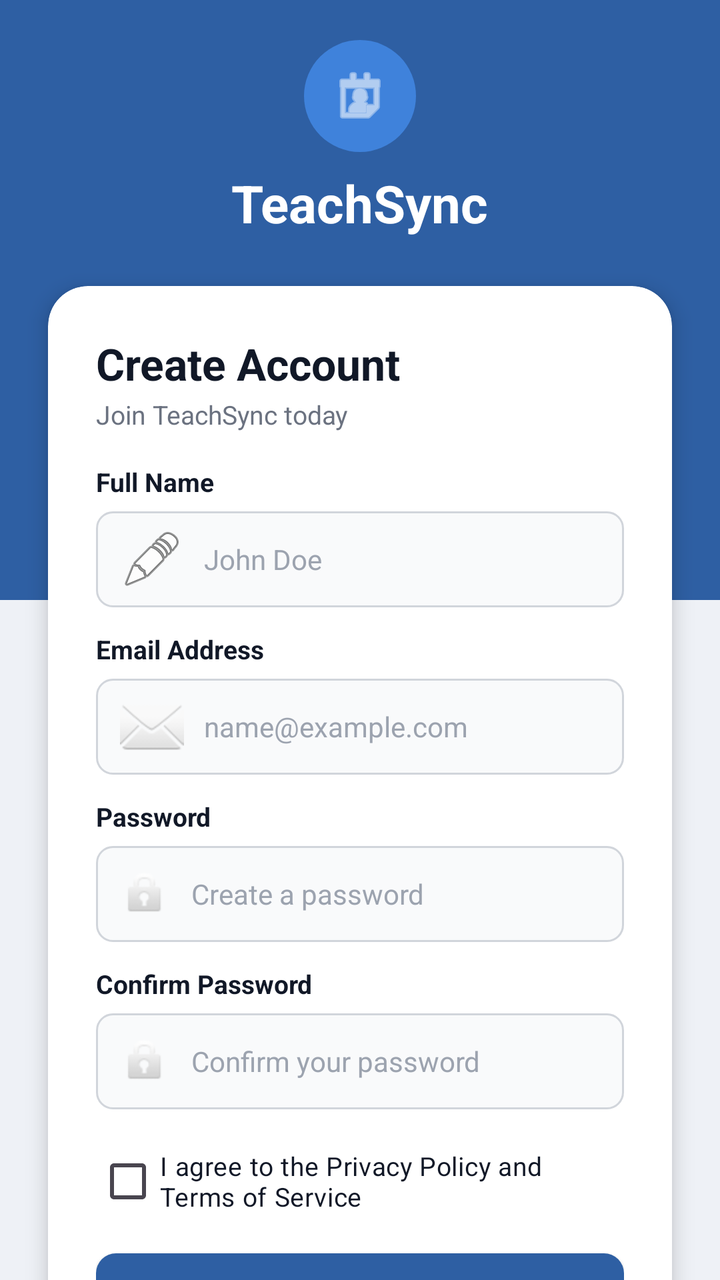
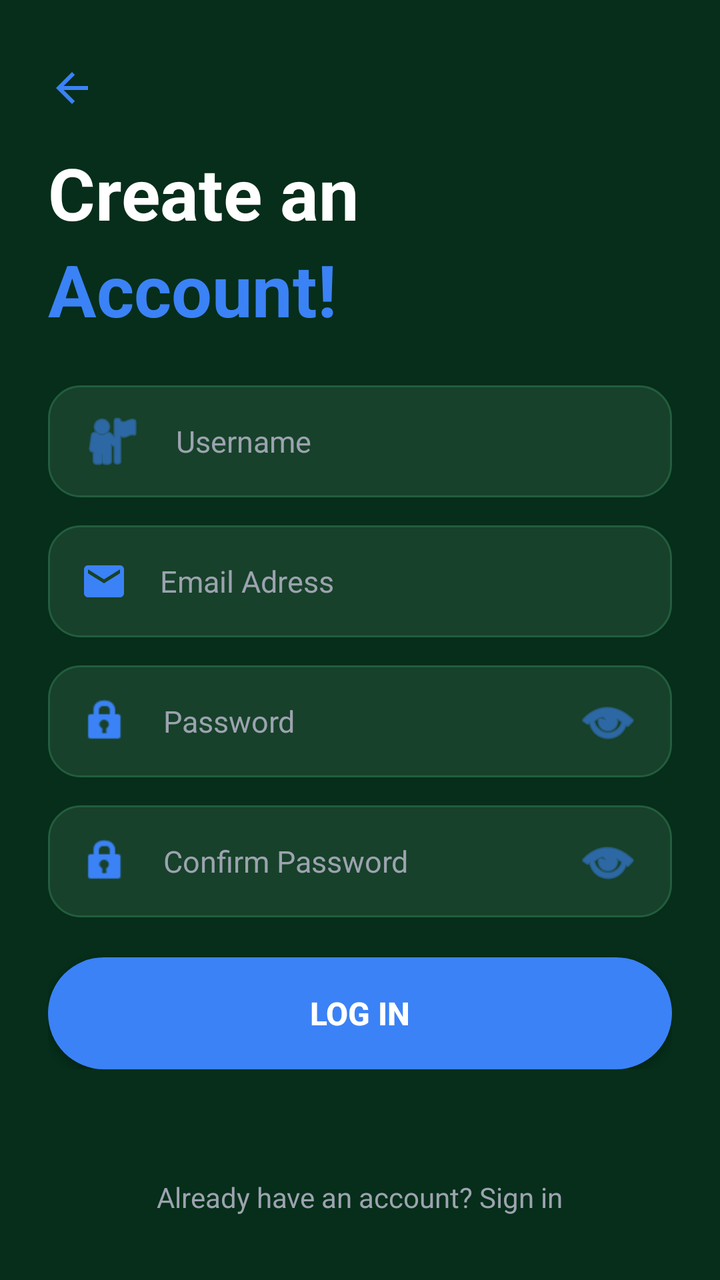

Screens rendered from an Android XML layout before and after an edit, with the pre-edit source and the edit as a unified diff.
<!-- AndroidManifest.xml: application theme Theme.AssistAi -->
<!-- res/layout/activity_signup.xml -->
<?xml version="1.0" encoding="utf-8"?>
<androidx.constraintlayout.widget.ConstraintLayout
    xmlns:android="http://schemas.android.com/apk/res/android"
    xmlns:app="http://schemas.android.com/apk/res-auto"
    xmlns:tools="http://schemas.android.com/tools"
    android:id="@+id/main"
    android:layout_width="match_parent"
    android:layout_height="match_parent"
    android:background="#EEF1F6"
    tools:context=".SignUpActivity">

    
    <View
        android:id="@+id/headerBg"
        android:layout_width="match_parent"
        android:layout_height="300dp"
        android:background="#2E5FA3"
        app:layout_constraintTop_toTopOf="parent"
        app:layout_constraintStart_toStartOf="parent"
        app:layout_constraintEnd_toEndOf="parent" />

    
    <ImageView
        android:id="@+id/logoIcon"
        android:layout_width="56dp"
        android:layout_height="56dp"
        android:layout_marginTop="20dp"
        android:background="@drawable/bg_logo"
        android:padding="12dp"
        android:src="@android:drawable/ic_menu_my_calendar"
        app:tint="#FFFFFF"
        app:layout_constraintTop_toTopOf="parent"
        app:layout_constraintStart_toStartOf="parent"
        app:layout_constraintEnd_toEndOf="parent" />

    
    <TextView
        android:id="@+id/appName"
        android:layout_width="wrap_content"
        android:layout_height="wrap_content"
        android:layout_marginTop="8dp"
        android:text="TeachSync"
        android:textColor="#FFFFFF"
        android:textSize="26sp"
        android:textStyle="bold"
        app:layout_constraintTop_toBottomOf="@id/logoIcon"
        app:layout_constraintStart_toStartOf="parent"
        app:layout_constraintEnd_toEndOf="parent" />

    
    <com.google.android.material.card.MaterialCardView
        android:id="@+id/signupCard"
        android:layout_width="0dp"
        android:layout_height="wrap_content"
        android:layout_marginHorizontal="24dp"
        android:layout_marginTop="24dp"
        app:cardCornerRadius="20dp"
        app:cardElevation="6dp"
        app:cardBackgroundColor="#FFFFFF"
        app:strokeWidth="0dp"
        app:layout_constraintTop_toBottomOf="@id/appName"
        app:layout_constraintStart_toStartOf="parent"
        app:layout_constraintEnd_toEndOf="parent">

        <LinearLayout
            android:layout_width="match_parent"
            android:layout_height="wrap_content"
            android:orientation="vertical"
            android:padding="24dp">

            <TextView
                android:layout_width="wrap_content"
                android:layout_height="wrap_content"
                android:text="Create Account"
                android:textColor="#111827"
                android:textSize="22sp"
                android:textStyle="bold" />

            <TextView
                android:layout_width="wrap_content"
                android:layout_height="wrap_content"
                android:layout_marginTop="2dp"
                android:text="Join TeachSync today"
                android:textColor="#6B7280"
                android:textSize="13sp" />

            
            <TextView
                android:layout_width="wrap_content"
                android:layout_height="wrap_content"
                android:layout_marginTop="16dp"
                android:text="Full Name"
                android:textColor="#111827"
                android:textSize="13sp"
                android:textStyle="bold" />

            <EditText
                android:id="@+id/etFullName"
                android:layout_width="match_parent"
                android:layout_height="48dp"
                android:layout_marginTop="6dp"
                android:background="@drawable/bg_input"
                android:drawableStart="@android:drawable/ic_menu_edit"
                android:drawablePadding="10dp"
                android:hint="John Doe"
                android:inputType="textPersonName"
                android:paddingHorizontal="12dp"
                android:textColor="#111827"
                android:textColorHint="#9CA3AF"
                android:textSize="14sp" />

            
            <TextView
                android:layout_width="wrap_content"
                android:layout_height="wrap_content"
                android:layout_marginTop="12dp"
                android:text="Email Address"
                android:textColor="#111827"
                android:textSize="13sp"
                android:textStyle="bold" />

            <EditText
                android:id="@+id/etEmail"
                android:layout_width="match_parent"
                android:layout_height="48dp"
                android:layout_marginTop="6dp"
                android:background="@drawable/bg_input"
                android:drawableStart="@android:drawable/ic_dialog_email"
                android:drawablePadding="10dp"
                android:hint="name@example.com"
                android:inputType="textEmailAddress"
                android:paddingHorizontal="12dp"
                android:textColor="#111827"
                android:textColorHint="#9CA3AF"
                android:textSize="14sp" />

            
            <TextView
                android:layout_width="wrap_content"
                android:layout_height="wrap_content"
                android:layout_marginTop="12dp"
                android:text="Password"
                android:textColor="#111827"
                android:textSize="13sp"
                android:textStyle="bold" />

            <EditText
                android:id="@+id/etPassword"
                android:layout_width="match_parent"
                android:layout_height="48dp"
                android:layout_marginTop="6dp"
                android:background="@drawable/bg_input"
                android:drawableStart="@android:drawable/ic_lock_idle_lock"
                android:drawablePadding="10dp"
                android:hint="Create a password"
                android:inputType="textPassword"
                android:paddingHorizontal="12dp"
                android:textColor="#111827"
                android:textColorHint="#9CA3AF"
                android:textSize="14sp" />

            
            <TextView
                android:layout_width="wrap_content"
                android:layout_height="wrap_content"
                android:layout_marginTop="12dp"
                android:text="Confirm Password"
                android:textColor="#111827"
                android:textSize="13sp"
                android:textStyle="bold" />

            <EditText
                android:id="@+id/etConfirmPassword"
                android:layout_width="match_parent"
                android:layout_height="48dp"
                android:layout_marginTop="6dp"
                android:background="@drawable/bg_input"
                android:drawableStart="@android:drawable/ic_lock_idle_lock"
                android:drawablePadding="10dp"
                android:hint="Confirm your password"
                android:inputType="textPassword"
                android:paddingHorizontal="12dp"
                android:textColor="#111827"
                android:textColorHint="#9CA3AF"
                android:textSize="14sp" />

            <androidx.appcompat.widget.AppCompatCheckBox
                android:id="@+id/cbTerms"
                android:layout_width="match_parent"
                android:layout_height="wrap_content"
                android:layout_marginTop="12dp"
                android:text="I agree to the Privacy Policy and Terms of Service"
                android:textColor="#111827"
                android:textSize="13sp" />

            <androidx.appcompat.widget.AppCompatButton
                android:id="@+id/btnSignUp"
                android:layout_width="match_parent"
                android:layout_height="52dp"
                android:layout_marginTop="12dp"
                android:background="@drawable/bg_button"
                android:text="Sign Up"
                android:textAllCaps="false"
                android:textColor="#FFFFFF"
                android:textSize="16sp"
                android:textStyle="bold" />

        </LinearLayout>
    </com.google.android.material.card.MaterialCardView>

    
    <TextView
        android:id="@+id/tvFooter"
        android:layout_width="wrap_content"
        android:layout_height="wrap_content"
        android:layout_marginTop="16dp"
        android:text="Already have an account? Log In"
        android:textColor="#6B7280"
        android:textSize="13sp"
        app:layout_constraintTop_toBottomOf="@id/signupCard"
        app:layout_constraintStart_toStartOf="parent"
        app:layout_constraintEnd_toEndOf="parent"
        android:layout_marginBottom="24dp"/>

</androidx.constraintlayout.widget.ConstraintLayout>
<!-- resources referenced by this layout -->
<resources>
  <!-- drawable bg_button (drawable) -->
  <?xml version="1.0" encoding="utf-8"?>
  <shape xmlns:android="http://schemas.android.com/apk/res/android"
      android:shape="rectangle">
      <solid android:color="#2E5FA3" />
      <corners android:radius="10dp" />
  </shape>
  <!-- drawable bg_input (drawable) -->
  <?xml version="1.0" encoding="utf-8"?>
  <shape xmlns:android="http://schemas.android.com/apk/res/android"
      android:shape="rectangle">
      <solid android:color="#F9FAFB" />
      <stroke
          android:width="1dp"
          android:color="#D1D5DB" />
      <corners android:radius="8dp" />
  </shape>
  <!-- drawable bg_logo (drawable) -->
  <?xml version="1.0" encoding="utf-8"?>
  <shape xmlns:android="http://schemas.android.com/apk/res/android"
      android:shape="oval">
      <solid android:color="#3F82DB" />
  </shape>
  <style name="Theme.AssistAi" parent="Base.Theme.AssistAi" />
  <style name="Base.Theme.AssistAi" parent="Theme.Material3.DayNight.NoActionBar">
          
          
      </style>
</resources>

<!-- the commit's change to res/layout/activity_signup.xml (unified diff, before → after) -->
@@ -3,223 +3,171 @@
     xmlns:android="http://schemas.android.com/apk/res/android"
     xmlns:app="http://schemas.android.com/apk/res-auto"
     xmlns:tools="http://schemas.android.com/tools"
-    android:id="@+id/main"
     android:layout_width="match_parent"
     android:layout_height="match_parent"
-    android:background="#EEF1F6"
+    android:background="#062E1A"
     tools:context=".SignUpActivity">
 
     
-    <View
-        android:id="@+id/headerBg"
-        android:layout_width="match_parent"
-        android:layout_height="300dp"
-        android:background="#2E5FA3"
+    <ImageButton
+        android:id="@+id/btnBack"
+        android:layout_width="wrap_content"
+        android:layout_height="wrap_content"
+        android:layout_marginStart="24dp"
+        android:layout_marginTop="32dp"
+        android:background="?attr/selectableItemBackgroundBorderless"
+        android:src="@drawable/ic_back"
+        android:contentDescription="Back"
+        app:tint="#3B82F6"
         app:layout_constraintTop_toTopOf="parent"
-        app:layout_constraintStart_toStartOf="parent"
-        app:layout_constraintEnd_toEndOf="parent" />
+        app:layout_constraintStart_toStartOf="parent" />
 
     
-    <ImageView
-        android:id="@+id/logoIcon"
-        android:layout_width="56dp"
-        android:layout_height="56dp"
-        android:layout_marginTop="20dp"
-        android:background="@drawable/bg_logo"
-        android:padding="12dp"
-        android:src="@android:drawable/ic_menu_my_calendar"
-        app:tint="#FFFFFF"
-        app:layout_constraintTop_toTopOf="parent"
-        app:layout_constraintStart_toStartOf="parent"
-        app:layout_constraintEnd_toEndOf="parent" />
-
-    
-    <TextView
-        android:id="@+id/appName"
-        android:layout_width="wrap_content"
-        android:layout_height="wrap_content"
-        android:layout_marginTop="8dp"
-        android:text="TeachSync"
-        android:textColor="#FFFFFF"
-        android:textSize="26sp"
-        android:textStyle="bold"
-        app:layout_constraintTop_toBottomOf="@id/logoIcon"
-        app:layout_constraintStart_toStartOf="parent"
-        app:layout_constraintEnd_toEndOf="parent" />
-
-    
-    <com.google.android.material.card.MaterialCardView
-        android:id="@+id/signupCard"
+    <LinearLayout
+        android:id="@+id/layoutHeader"
         android:layout_width="0dp"
         android:layout_height="wrap_content"
+        android:orientation="vertical"
         android:layout_marginHorizontal="24dp"
-        android:layout_marginTop="24dp"
-        app:cardCornerRadius="20dp"
-        app:cardElevation="6dp"
-        app:cardBackgroundColor="#FFFFFF"
-        app:strokeWidth="0dp"
-        app:layout_constraintTop_toBottomOf="@id/appName"
+        android:layout_marginTop="16dp"
+        app:layout_constraintTop_toBottomOf="@id/btnBack"
         app:layout_constraintStart_toStartOf="parent"
         app:layout_constraintEnd_toEndOf="parent">
 
-        <LinearLayout
+        <TextView
+            android:layout_width="wrap_content"
+            android:layout_height="wrap_content"
+            android:text="Create an"
+            android:textColor="#FFFFFF"
+            android:textSize="36sp"
+            android:textStyle="bold" />
+
+        <TextView
+            android:layout_width="wrap_content"
+            android:layout_height="wrap_content"
+            android:text="Account!"
+            android:textColor="#3B82F6"
+            android:textSize="36sp"
+            android:textStyle="bold" />
+
+    </LinearLayout>
+
+    
+    <LinearLayout
+        android:id="@+id/layoutForm"
+        android:layout_width="0dp"
+        android:layout_height="wrap_content"
+        android:orientation="vertical"
+        android:layout_marginHorizontal="24dp"
+        android:layout_marginTop="24dp"
+        app:layout_constraintTop_toBottomOf="@id/layoutHeader"
+        app:layout_constraintStart_toStartOf="parent"
+        app:layout_constraintEnd_toEndOf="parent">
+
+        
+        <EditText
+            android:id="@+id/etFullName"
             android:layout_width="match_parent"
+            android:layout_height="56dp"
+            android:background="@drawable/bg_dark_input"
+            android:drawableStart="@android:drawable/ic_menu_myplaces"
+            android:drawablePadding="16dp"
+            android:hint="Username"
+            android:inputType="textPersonName"
+            android:paddingHorizontal="16dp"
+            android:textColor="#FFFFFF"
+            android:textColorHint="#9CA3AF"
+            android:textSize="15sp"
+            app:drawableTint="#3B82F6" />
+
+        
+        <EditText
+            android:id="@+id/etEmail"
+            android:layout_width="match_parent"
+            android:layout_height="56dp"
+            android:layout_marginTop="14dp"
+            android:background="@drawable/bg_dark_input"
+            android:drawableStart="@drawable/ic_email"
+            android:drawablePadding="16dp"
+            android:hint="Email Adress"
+            android:inputType="textEmailAddress"
+            android:paddingHorizontal="16dp"
+            android:textColor="#FFFFFF"
+            android:textColorHint="#9CA3AF"
+            android:textSize="15sp"
+            app:drawableTint="#3B82F6" />
+
+        
+        <EditText
+            android:id="@+id/etPassword"
+            android:layout_width="match_parent"
+            android:layout_height="56dp"
+            android:layout_marginTop="14dp"
+            android:background="@drawable/bg_dark_input"
+            android:drawableStart="@android:drawable/ic_lock_idle_lock"
+            android:drawableEnd="@android:drawable/ic_menu_view"
+            android:drawablePadding="16dp"
+            android:hint="Password"
+            android:inputType="textPassword"
+            android:paddingHorizontal="16dp"
+            android:textColor="#FFFFFF"
+            android:textColorHint="#9CA3AF"
+            android:textSize="15sp"
+            app:drawableTint="#3B82F6" />
+
+        
+        <EditText
+            android:id="@+id/etConfirmPassword"
+            android:layout_width="match_parent"
+            android:layout_height="56dp"
+            android:layout_marginTop="14dp"
+            android:background="@drawable/bg_dark_input"
+            android:drawableStart="@android:drawable/ic_lock_idle_lock"
+            android:drawableEnd="@android:drawable/ic_menu_view"
+            android:drawablePadding="16dp"
+            android:hint="Confirm Password"
+            android:inputType="textPassword"
+            android:paddingHorizontal="16dp"
+            android:textColor="#FFFFFF"
+            android:textColorHint="#9CA3AF"
+            android:textSize="15sp"
+            app:drawableTint="#3B82F6" />
+
+        
+        <CheckBox
+            android:id="@+id/cbTerms"
+            android:layout_width="wrap_content"
             android:layout_height="wrap_content"
-            android:orientation="vertical"
-            android:padding="24dp">
+            android:layout_marginTop="8dp"
+            android:checked="true"
+            android:visibility="gone" />
 
-            <TextView
-                android:layout_width="wrap_content"
-                android:layout_height="wrap_content"
-                android:text="Create Account"
-                android:textColor="#111827"
-                android:textSize="22sp"
-                android:textStyle="bold" />
+        
+        <androidx.appcompat.widget.AppCompatButton
+            android:id="@+id/btnSignUp"
+            android:layout_width="match_parent"
+            android:layout_height="56dp"
+            android:layout_marginTop="20dp"
+            android:background="@drawable/bg_blue_button"
+            android:text="LOG IN"
+            android:textAllCaps="true"
+            android:textColor="#FFFFFF"
+            android:textSize="16sp"
+            android:textStyle="bold" />
 
-            <TextView
-                android:layout_width="wrap_content"
-                android:layout_height="wrap_content"
-                android:layout_marginTop="2dp"
-                android:text="Join TeachSync today"
-                android:textColor="#6B7280"
-                android:textSize="13sp" />
-
-            
-            <TextView
-                android:layout_width="wrap_content"
-                android:layout_height="wrap_content"
-                android:layout_marginTop="16dp"
-                android:text="Full Name"
-                android:textColor="#111827"
-                android:textSize="13sp"
-                android:textStyle="bold" />
-
-            <EditText
-                android:id="@+id/etFullName"
-                android:layout_width="match_parent"
-                android:layout_height="48dp"
-                android:layout_marginTop="6dp"
-                android:background="@drawable/bg_input"
-                android:drawableStart="@android:drawable/ic_menu_edit"
-                android:drawablePadding="10dp"
-                android:hint="John Doe"
-                android:inputType="textPersonName"
-                android:paddingHorizontal="12dp"
-                android:textColor="#111827"
-                android:textColorHint="#9CA3AF"
-                android:textSize="14sp" />
-
-            
-            <TextView
-                android:layout_width="wrap_content"
-                android:layout_height="wrap_content"
-                android:layout_marginTop="12dp"
-                android:text="Email Address"
-                android:textColor="#111827"
-                android:textSize="13sp"
-                android:textStyle="bold" />
-
-            <EditText
-                android:id="@+id/etEmail"
-                android:layout_width="match_parent"
-                android:layout_height="48dp"
-                android:layout_marginTop="6dp"
-                android:background="@drawable/bg_input"
-                android:drawableStart="@android:drawable/ic_dialog_email"
-                android:drawablePadding="10dp"
-                android:hint="name@example.com"
-                android:inputType="textEmailAddress"
-                android:paddingHorizontal="12dp"
-                android:textColor="#111827"
-                android:textColorHint="#9CA3AF"
-                android:textSize="14sp" />
-
-            
-            <TextView
-                android:layout_width="wrap_content"
-                android:layout_height="wrap_content"
-                android:layout_marginTop="12dp"
-                android:text="Password"
-                android:textColor="#111827"
-                android:textSize="13sp"
-                android:textStyle="bold" />
-
-            <EditText
-                android:id="@+id/etPassword"
-                android:layout_width="match_parent"
-                android:layout_height="48dp"
-                android:layout_marginTop="6dp"
-                android:background="@drawable/bg_input"
-                android:drawableStart="@android:drawable/ic_lock_idle_lock"
-                android:drawablePadding="10dp"
-                android:hint="Create a password"
-                android:inputType="textPassword"
-                android:paddingHorizontal="12dp"
-                android:textColor="#111827"
-                android:textColorHint="#9CA3AF"
-                android:textSize="14sp" />
-
-            
-            <TextView
-                android:layout_width="wrap_content"
-                android:layout_height="wrap_content"
-                android:layout_marginTop="12dp"
-                android:text="Confirm Password"
-                android:textColor="#111827"
-                android:textSize="13sp"
-                android:textStyle="bold" />
-
-            <EditText
-                android:id="@+id/etConfirmPassword"
-                android:layout_width="match_parent"
-                android:layout_height="48dp"
-                android:layout_marginTop="6dp"
-                android:background="@drawable/bg_input"
-                android:drawableStart="@android:drawable/ic_lock_idle_lock"
-                android:drawablePadding="10dp"
-                android:hint="Confirm your password"
-                android:inputType="textPassword"
-                android:paddingHorizontal="12dp"
-                android:textColor="#111827"
-                android:textColorHint="#9CA3AF"
-                android:textSize="14sp" />
-
-            <androidx.appcompat.widget.AppCompatCheckBox
-                android:id="@+id/cbTerms"
-                android:layout_width="match_parent"
-                android:layout_height="wrap_content"
-                android:layout_marginTop="12dp"
-                android:text="I agree to the Privacy Policy and Terms of Service"
-                android:textColor="#111827"
-                android:textSize="13sp" />
-
-            <androidx.appcompat.widget.AppCompatButton
-                android:id="@+id/btnSignUp"
-                android:layout_width="match_parent"
-                android:layout_height="52dp"
-                android:layout_marginTop="12dp"
-                android:background="@drawable/bg_button"
-                android:text="Sign Up"
-                android:textAllCaps="false"
-                android:textColor="#FFFFFF"
-                android:textSize="16sp"
-                android:textStyle="bold" />
-
-        </LinearLayout>
-    </com.google.android.material.card.MaterialCardView>
+    </LinearLayout>
 
     
     <TextView
         android:id="@+id/tvFooter"
         android:layout_width="wrap_content"
         android:layout_height="wrap_content"
-        android:layout_marginTop="16dp"
-        android:text="Already have an account? Log In"
-        android:textColor="#6B7280"
-        android:textSize="13sp"
-        app:layout_constraintTop_toBottomOf="@id/signupCard"
+        android:layout_marginBottom="32dp"
+        android:text="Already have an account? Sign in"
+        android:textColor="#9CA3AF"
+        android:textSize="14sp"
+        app:layout_constraintBottom_toBottomOf="parent"
         app:layout_constraintStart_toStartOf="parent"
-        app:layout_constraintEnd_toEndOf="parent"
-        android:layout_marginBottom="24dp"/>
+        app:layout_constraintEnd_toEndOf="parent" />
 
 </androidx.constraintlayout.widget.ConstraintLayout>
<!-- resource entries referenced after the edit -->
@@ -1,28 +1,42 @@
 <!-- resources referenced by this layout -->
 <resources>
-  <!-- drawable bg_button (drawable) -->
+  <!-- drawable bg_blue_button (drawable) -->
   <?xml version="1.0" encoding="utf-8"?>
   <shape xmlns:android="http://schemas.android.com/apk/res/android"
       android:shape="rectangle">
-      <solid android:color="#2E5FA3" />
-      <corners android:radius="10dp" />
+      <solid android:color="#3B82F6" />
+      <corners android:radius="28dp" />
   </shape>
-  <!-- drawable bg_input (drawable) -->
+  <!-- drawable bg_dark_input (drawable) -->
   <?xml version="1.0" encoding="utf-8"?>
   <shape xmlns:android="http://schemas.android.com/apk/res/android"
       android:shape="rectangle">
-      <solid android:color="#F9FAFB" />
+      <solid android:color="#17412A" />
       <stroke
           android:width="1dp"
-          android:color="#D1D5DB" />
-      <corners android:radius="8dp" />
+          android:color="#235D3E" />
+      <corners android:radius="16dp" />
   </shape>
-  <!-- drawable bg_logo (drawable) -->
-  <?xml version="1.0" encoding="utf-8"?>
-  <shape xmlns:android="http://schemas.android.com/apk/res/android"
-      android:shape="oval">
-      <solid android:color="#3F82DB" />
-  </shape>
+  <!-- drawable ic_back (drawable) -->
+  <vector xmlns:android="http://schemas.android.com/apk/res/android"
+      android:width="24dp"
+      android:height="24dp"
+      android:viewportWidth="24"
+      android:viewportHeight="24">
+    <path
+        android:fillColor="#FF000000"
+        android:pathData="M20,11H7.83l5.59,-5.59L12,4l-8,8 8,8 1.41,-1.41L7.83,13H20v-2z"/>
+  </vector>
+  <!-- drawable ic_email (drawable) -->
+  <vector xmlns:android="http://schemas.android.com/apk/res/android"
+      android:width="24dp"
+      android:height="24dp"
+      android:viewportWidth="24"
+      android:viewportHeight="24">
+      <path
+          android:fillColor="#2E5FA3"
+          android:pathData="M20,4H4C2.9,4 2,4.9 2,6v12c0,1.1 0.9,2 2,2h16c1.1,0 2,-0.9 2,-2V6C22,4.9 21.1,4 20,4zM20,8l-8,5L4,8V6l8,5 8,-5V8z" />
+  </vector>
   <style name="Theme.AssistAi" parent="Base.Theme.AssistAi" />
   <style name="Base.Theme.AssistAi" parent="Theme.Material3.DayNight.NoActionBar">
           
